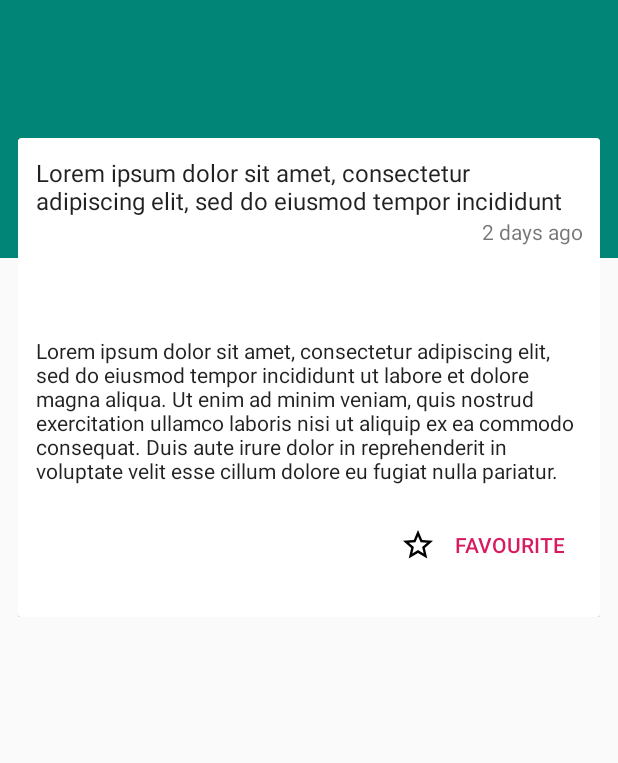
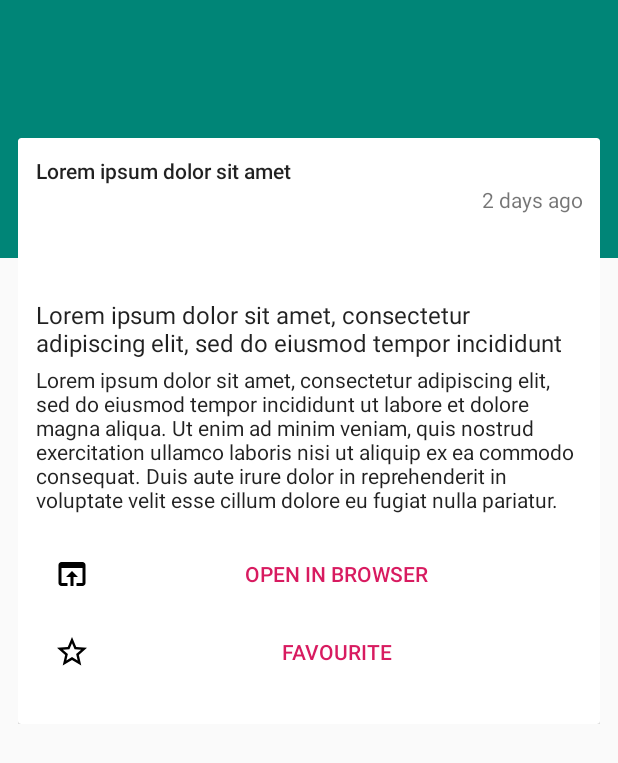
Before and after one commit to nv95/News, an Android app: the layout activity_article.xml on its own in the app's theme, with its tools: preview values and no code run, on a phone screen of 412 x 824 dp. Shown: the top 763 px of the screen. Run offline under Robolectric (Android 15) with nearby library versions, the phone set to English and light mode, and no system bars; network calls fail.

Commit message:
Update article activity

```diff
--- a/app/build.gradle
+++ b/app/build.gradle
@@ -46,4 +46,5 @@ dependencies {
     implementation 'android.arch.persistence.room:runtime:1.1.1'
     implementation 'android.arch.persistence.room:rxjava2:1.1.1'
     kapt 'android.arch.persistence.room:compiler:1.1.1'
+    implementation 'androidx.browser:browser:1.0.0'
 }
--- a/app/src/main/java/com/vjettest/news/article/ArticleActivity.kt
+++ b/app/src/main/java/com/vjettest/news/article/ArticleActivity.kt
@@ -2,19 +2,25 @@ package com.vjettest.news.article
 
 import android.content.Context
 import android.content.Intent
+import android.net.Uri
 import android.os.Bundle
 import android.view.Menu
 import android.widget.ImageView
 import android.widget.TextView
 import androidx.appcompat.widget.AppCompatButton
 import androidx.appcompat.widget.ShareActionProvider
+import androidx.browser.customtabs.CustomTabsIntent
+import androidx.core.content.ContextCompat
 import androidx.core.view.MenuItemCompat
 import androidx.core.widget.TextViewCompat
 import com.google.android.material.snackbar.Snackbar
 import com.vjettest.news.App
 import com.vjettest.news.R
-import com.vjettest.news.common.*
+import com.vjettest.news.common.AppBaseActivity
+import com.vjettest.news.common.formatRelative
 import com.vjettest.news.common.images.ImagesStore
+import com.vjettest.news.common.plusAssign
+import com.vjettest.news.common.setImageAsync
 import com.vjettest.news.core.database.AppDatabase
 import com.vjettest.news.core.model.Article
 import io.reactivex.Observable
@@ -28,11 +34,13 @@ class ArticleActivity : AppBaseActivity() {
     @Inject
     lateinit var database: AppDatabase
 
+    private val textViewTitle by bindView<TextView>(R.id.textView_title)
     private val textViewDescription by bindView<TextView>(R.id.textView_description)
     private val textViewDate by bindView<TextView>(R.id.textView_date)
     private val textViewContent by bindView<TextView>(R.id.textView_content)
     private val imageView by bindView<ImageView>(R.id.imageView)
     private val buttonFavourite by bindView<AppCompatButton>(R.id.button_favourite)
+    private val buttonOpen by bindView<AppCompatButton>(R.id.button_open)
 
     private val disposables = CompositeDisposable()
 
@@ -72,6 +80,15 @@ class ArticleActivity : AppBaseActivity() {
                 addToFavourites()
             }
         }
+        buttonOpen.setOnClickListener {
+            val intent = CustomTabsIntent.Builder()
+                .addDefaultShareMenuItem()
+                .setToolbarColor(ContextCompat.getColor(this, R.color.colorPrimary))
+                .setShowTitle(true)
+                .build()
+            intent.launchUrl(this, Uri.parse(article.url))
+
+        }
     }
 
     override fun onDestroy() {
@@ -83,6 +100,7 @@ class ArticleActivity : AppBaseActivity() {
         super.onPostCreate(savedInstanceState)
 
         title = article.title
+        textViewTitle.text = article.title
         textViewDescription.text = article.description ?: article.title
         textViewDate.text = article.publishedAt.formatRelative()
         textViewContent.text = article.content
--- /dev/null
+++ b/app/src/main/res/drawable/ic_open_in_browser_black_24dp.xml
@@ -0,0 +1,9 @@
+<vector xmlns:android="http://schemas.android.com/apk/res/android"
+        android:width="24dp"
+        android:height="24dp"
+        android:viewportWidth="24.0"
+        android:viewportHeight="24.0">
+    <path
+        android:fillColor="#FF000000"
+        android:pathData="M19,4L5,4c-1.11,0 -2,0.9 -2,2v12c0,1.1 0.89,2 2,2h4v-2L5,18L5,8h14v10h-4v2h4c1.1,0 2,-0.9 2,-2L21,6c0,-1.1 -0.89,-2 -2,-2zM12,10l-4,4h3v6h2v-6h3l-4,-4z"/>
+</vector>
--- a/app/src/main/res/layout/activity_article.xml
+++ b/app/src/main/res/layout/activity_article.xml
@@ -47,11 +47,11 @@
                     android:orientation="vertical">
 
                 <TextView
-                        android:id="@+id/textView_description"
+                    android:id="@+id/textView_title"
                     android:layout_width="match_parent"
                     android:layout_height="wrap_content"
-                        tools:text="Lorem ipsum dolor sit amet, consectetur adipiscing elit, sed do eiusmod tempor incididunt"
-                        android:textAppearance="@style/TextAppearance.AppCompat.Subhead"/>
+                    tools:text="Lorem ipsum dolor sit amet"
+                    android:textAppearance="@style/TextAppearance.AppCompat.Body2"/>
 
                 <TextView
                         android:id="@+id/textView_date"
@@ -69,6 +69,13 @@
                         android:layout_height="wrap_content"/>
 
                 <TextView
+                    android:id="@+id/textView_description"
+                    android:layout_width="match_parent"
+                    android:layout_height="wrap_content"
+                    tools:text="Lorem ipsum dolor sit amet, consectetur adipiscing elit, sed do eiusmod tempor incididunt"
+                    android:textAppearance="@style/TextAppearance.AppCompat.Subhead"/>
+
+                <TextView
                         android:id="@+id/textView_content"
                         android:layout_width="match_parent"
                         android:layout_height="wrap_content"
@@ -78,11 +85,21 @@
 
                 <androidx.appcompat.widget.AppCompatButton
                         style="@style/Widget.AppCompat.Button.Borderless.Colored"
-                        android:layout_gravity="end"
                         android:layout_marginTop="16dp"
+                        android:id="@+id/button_open"
+                        android:layout_width="match_parent"
+                        android:layout_height="wrap_content"
+                        android:drawableLeft="@drawable/ic_open_in_browser_black_24dp"
+                        android:drawablePadding="12dp"
+                        android:layout_marginBottom="4dp"
+                        android:text="@string/open_in_browser"
+                        android:drawableStart="@drawable/ic_open_in_browser_black_24dp"/>
+
+                <androidx.appcompat.widget.AppCompatButton
+                    style="@style/Widget.AppCompat.Button.Borderless.Colored"
                     android:layout_marginBottom="12dp"
                     android:id="@+id/button_favourite"
-                        android:layout_width="wrap_content"
+                    android:layout_width="match_parent"
                     android:layout_height="wrap_content"
                     android:drawableLeft="@drawable/ic_star_border_black_24dp"
                     android:drawablePadding="12dp"
--- a/app/src/main/res/values/strings.xml
+++ b/app/src/main/res/values/strings.xml
@@ -19,4 +19,5 @@
     <string name="no_date_selected">No date selected</string>
     <string name="reset">Reset</string>
     <string name="filter">Filter</string>
+    <string name="open_in_browser">Open in browser</string>
 </resources>
```
Lines whose indentation alone changed are shown as unchanged.
